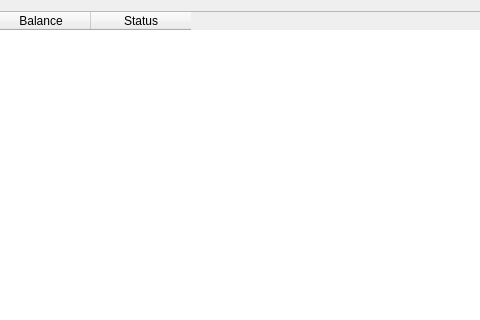
This is Resort/wquickcheckoutprocess.ui in End1-1/Resort as Qt 5 draws it before an edit; both pictures show x 421 to 901 and y 0 to 320 of the 986 by 547 pixel window. The edited form follows.
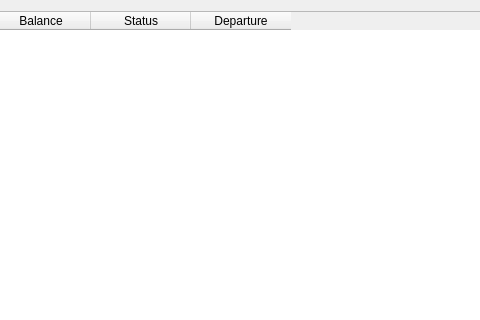
This is the edited form. Custom widgets are drawn as their Qt base class.

Patch:
```diff
--- a/Resort/wquickcheckoutprocess.ui
+++ b/Resort/wquickcheckoutprocess.ui
@@ -58,6 +58,11 @@
        <string>Status</string>
       </property>
      </column>
+     <column>
+      <property name="text">
+       <string>Departure</string>
+      </property>
+     </column>
     </widget>
    </item>
   </layout>
```
